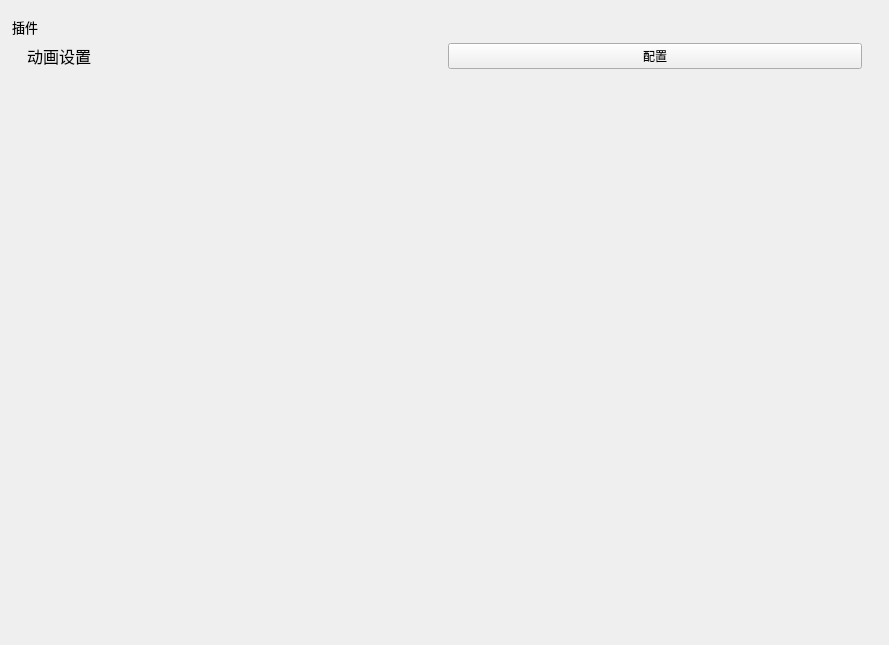
Above: windows/setting/child/settingchild_plugin.ui from Zao-chen/ZcChat2 before the change. Below: the same form after it.
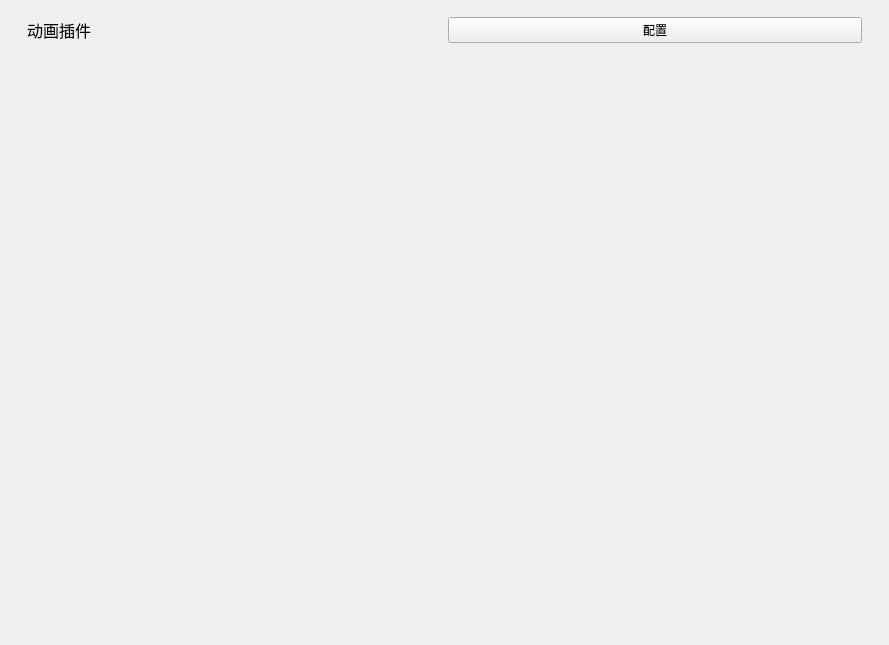
That is the form after the change. Custom widgets are drawn as their Qt base class.

Diff of the .ui file:
```diff
--- a/windows/setting/child/settingchild_plugin.ui
+++ b/windows/setting/child/settingchild_plugin.ui
@@ -42,18 +42,6 @@
        <property name="bottomMargin">
         <number>0</number>
        </property>
-       <item>
-        <widget class="ElaText" name="label_SectionPlugin">
-         <property name="font">
-          <font>
-           <pointsize>10</pointsize>
-          </font>
-         </property>
-         <property name="text">
-          <string>插件</string>
-         </property>
-        </widget>
-       </item>
        <item>
         <widget class="ElaScrollPageArea" name="widget_Anime" native="true">
          <layout class="QHBoxLayout" name="horizontalLayout">
@@ -77,7 +65,7 @@
              </font>
             </property>
             <property name="text">
-             <string>动画设置</string>
+             <string>动画插件</string>
             </property>
            </widget>
           </item>
```
Left out of the diff: 8 changed lines with no effect on the pictures. Lines whose indentation alone changed are shown as unchanged.
